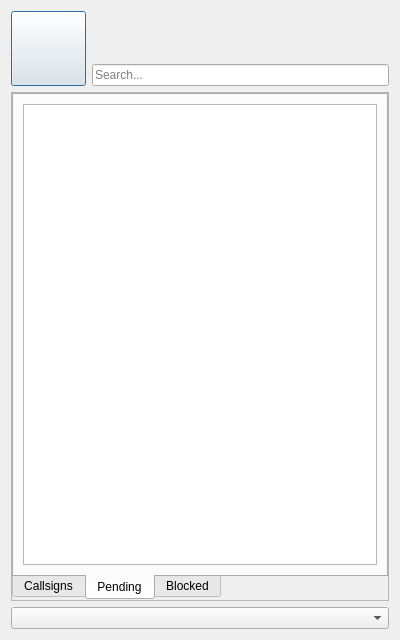
This is src/ui/xmpp/gkxmpprosterdialog.ui in GekkoFyre/small-world-deluxe as Qt 5 draws it before an edit. The edited form follows.
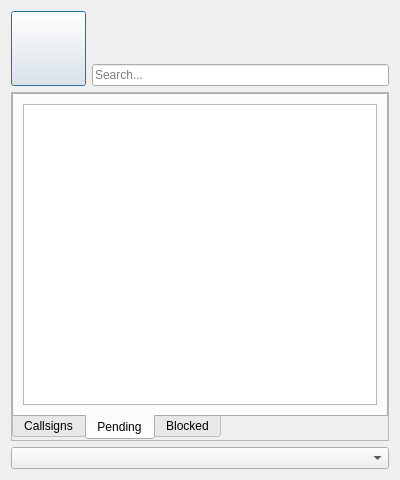
This is the edited form. The open tabs and pages were chosen to show the change.

Commit message: * Something weird is going on with my Linux installation. GUI's appear normally and as they should under Microsoft Windows, but are all incorrect when switching to Linux. I guess this is something I have to keep in mind when editing a GUI form under Linux, or just strictly keep this activity for something under Microsoft Windows.

The edit to the form file:
```diff
--- a/src/ui/xmpp/gkxmpprosterdialog.ui
+++ b/src/ui/xmpp/gkxmpprosterdialog.ui
@@ -7,7 +7,7 @@
     <x>0</x>
     <y>0</y>
     <width>400</width>
-    <height>640</height>
+    <height>480</height>
    </rect>
   </property>
   <property name="minimumSize">
@@ -316,8 +316,8 @@
                   <rect>
                    <x>0</x>
                    <y>0</y>
-                   <width>358</width>
-                   <height>457</height>
+                   <width>98</width>
+                   <height>70</height>
                   </rect>
                  </property>
                  <layout class="QVBoxLayout" name="verticalLayout_18">
```
Left out of the diff: 8 changed lines with no effect on the pictures. The commit also changes 7 other files.
